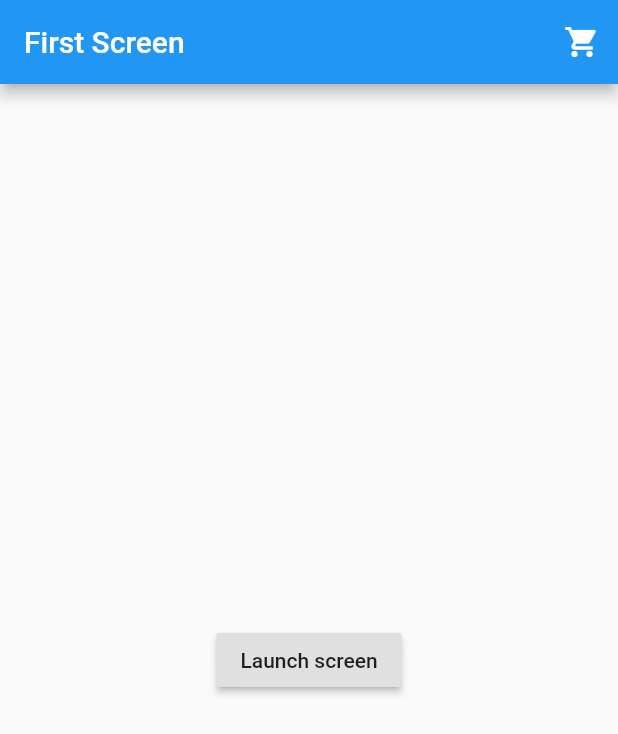
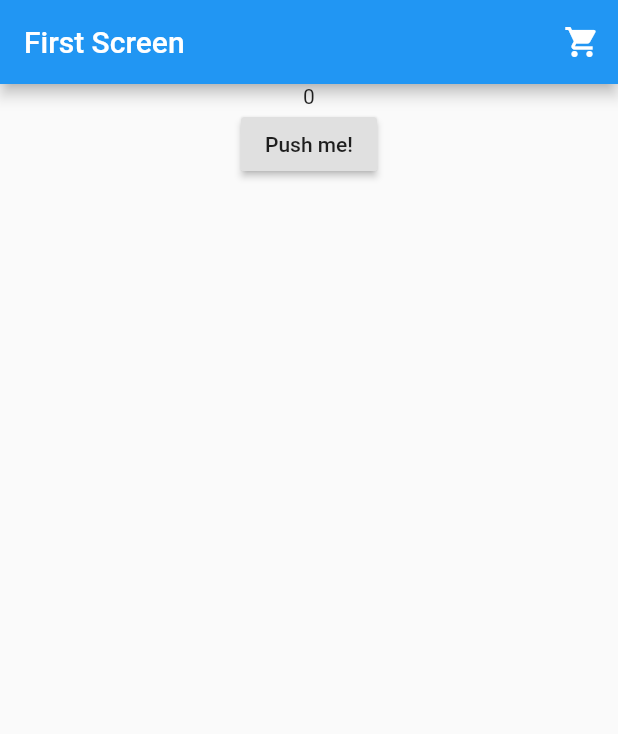
Before and after one commit to SamuelHaws/cookie-tapper, a Flutter app: the screen it shows after launch, on a phone screen of 412 x 824 dp. Shown: the top 734 px of the screen. Run offline on Flutter 3.47's test engine with Material 2 defaults, Android fonts, the phone set to English and light mode, and no system bars.

Commit message:
add simple counter tied to app state provider

```diff
--- a/lib/src/screens/home.dart
+++ b/lib/src/screens/home.dart
@@ -1,4 +1,6 @@
 import 'package:flutter/material.dart';
+import 'package:provider/provider.dart';
+import '../models/counter.dart';
 
 class Home extends StatelessWidget {
   @override
@@ -17,12 +19,21 @@ class Home extends StatelessWidget {
         ],
       ),
       body: Center(
-        child: RaisedButton(
-          child: Text('Launch screen'),
-          onPressed: () {
-            // Navigate to the second screen when tapped.
-            Navigator.pushNamed(context, '/store');
-          },
+        child: Column(
+          children: <Widget>[
+            Consumer<Counter>(
+              builder: (context, counter, child) => Text('${counter.value}'),
+            ),
+            RaisedButton(
+              child: Text('Push me!'),
+              onPressed: () {
+                // Navigate to the second screen when tapped.
+                var count = Provider.of<Counter>(context, listen: false);
+
+                count.increment();
+              },
+            ),
+          ],
         ),
       ),
     );
--- a/lib/src/screens/store.dart
+++ b/lib/src/screens/store.dart
@@ -11,7 +11,7 @@ class Store extends StatelessWidget {
           IconButton(
             icon: Icon(Icons.group_work),
             onPressed: () {
-              Navigator.pushNamed(context, '/home');
+              Navigator.pushNamed(context, '/');
             },
           ),
         ],
```
Also changed, not shown: lib/src/app.dart (+1 -9 lines), lib/src/models/counter.dart (added, +10 -0 lines).
